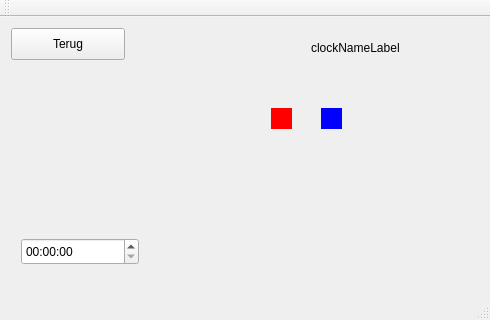
This is lookingforagoodtime.ui in Dantali0n/LookingForAGoodTime as Qt 5 draws it before an edit. The edited form follows.
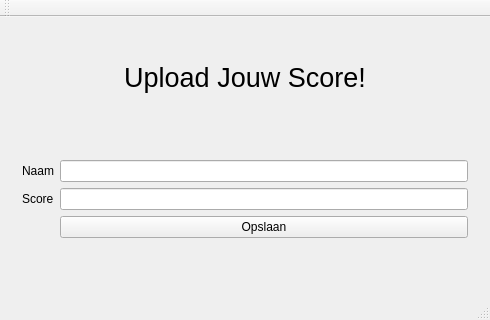
This is the edited form. The open tabs and pages were chosen to show the change.

Commit message: Next-Level UI

What changed in the file:
```diff
--- a/lookingforagoodtime.ui
+++ b/lookingforagoodtime.ui
@@ -188,19 +188,6 @@
          <string/>
         </property>
        </widget>
-       <widget class="QPushButton" name="pushButton">
-        <property name="geometry">
-         <rect>
-          <x>0</x>
-          <y>0</y>
-          <width>114</width>
-          <height>32</height>
-         </rect>
-        </property>
-        <property name="text">
-         <string>Terug</string>
-        </property>
-       </widget>
        <widget class="QTimeEdit" name="timeEdit">
         <property name="geometry">
          <rect>
@@ -224,6 +211,32 @@
          <string>clockNameLabel</string>
         </property>
        </widget>
+       <widget class="QWidget" name="verticalLayoutWidget">
+        <property name="geometry">
+         <rect>
+          <x>0</x>
+          <y>0</y>
+          <width>101</width>
+          <height>80</height>
+         </rect>
+        </property>
+        <layout class="QVBoxLayout" name="verticalLayout_3">
+         <item>
+          <widget class="QPushButton" name="pushButton">
+           <property name="text">
+            <string>Terug</string>
+           </property>
+          </widget>
+         </item>
+         <item>
+          <widget class="QPushButton" name="freePlaySubmitButton">
+           <property name="text">
+            <string>Stoppen</string>
+           </property>
+          </widget>
+         </item>
+        </layout>
+       </widget>
       </widget>
       <widget class="QWidget" name="highscoreMenu">
        <layout class="QGridLayout" name="gridLayout_2">
@@ -424,6 +437,72 @@
         </item>
        </layout>
       </widget>
+      <widget class="QWidget" name="submitPage">
+       <layout class="QGridLayout" name="gridLayout_3">
+        <item row="1" column="0" rowspan="2" colspan="2">
+         <layout class="QFormLayout" name="formLayout">
+          <property name="labelAlignment">
+           <set>Qt::AlignCenter</set>
+          </property>
+          <property name="formAlignment">
+           <set>Qt::AlignCenter</set>
+          </property>
+          <item row="0" column="0">
+           <widget class="QLabel" name="label">
+            <property name="text">
+             <string>Naam</string>
+            </property>
+           </widget>
+          </item>
+          <item row="0" column="1">
+           <widget class="QLineEdit" name="nameField"/>
+          </item>
+          <item row="1" column="0">
+           <widget class="QLabel" name="label_2">
+            <property name="text">
+             <string>Score</string>
+            </property>
+           </widget>
+          </item>
+          <item row="1" column="1">
+           <widget class="QLineEdit" name="scoreField">
+            <property name="inputMethodHints">
+             <set>Qt::ImhPreferNumbers</set>
+            </property>
+           </widget>
+          </item>
+          <item row="2" column="1">
+           <widget class="QPushButton" name="submitPageSubmitButton">
+            <property name="text">
+             <string>Opslaan</string>
+            </property>
+           </widget>
+          </item>
+         </layout>
+        </item>
+        <item row="0" column="0" colspan="2">
+         <widget class="QLabel" name="label_3">
+          <property name="font">
+           <font>
+            <pointsize>20</pointsize>
+           </font>
+          </property>
+          <property name="text">
+           <string>Upload Jouw Score!</string>
+          </property>
+          <property name="scaledContents">
+           <bool>false</bool>
+          </property>
+          <property name="alignment">
+           <set>Qt::AlignCenter</set>
+          </property>
+          <property name="wordWrap">
+           <bool>false</bool>
+          </property>
+         </widget>
+        </item>
+       </layout>
+      </widget>
      </widget>
     </item>
    </layout>
```
The commit also changes 2 other files.
